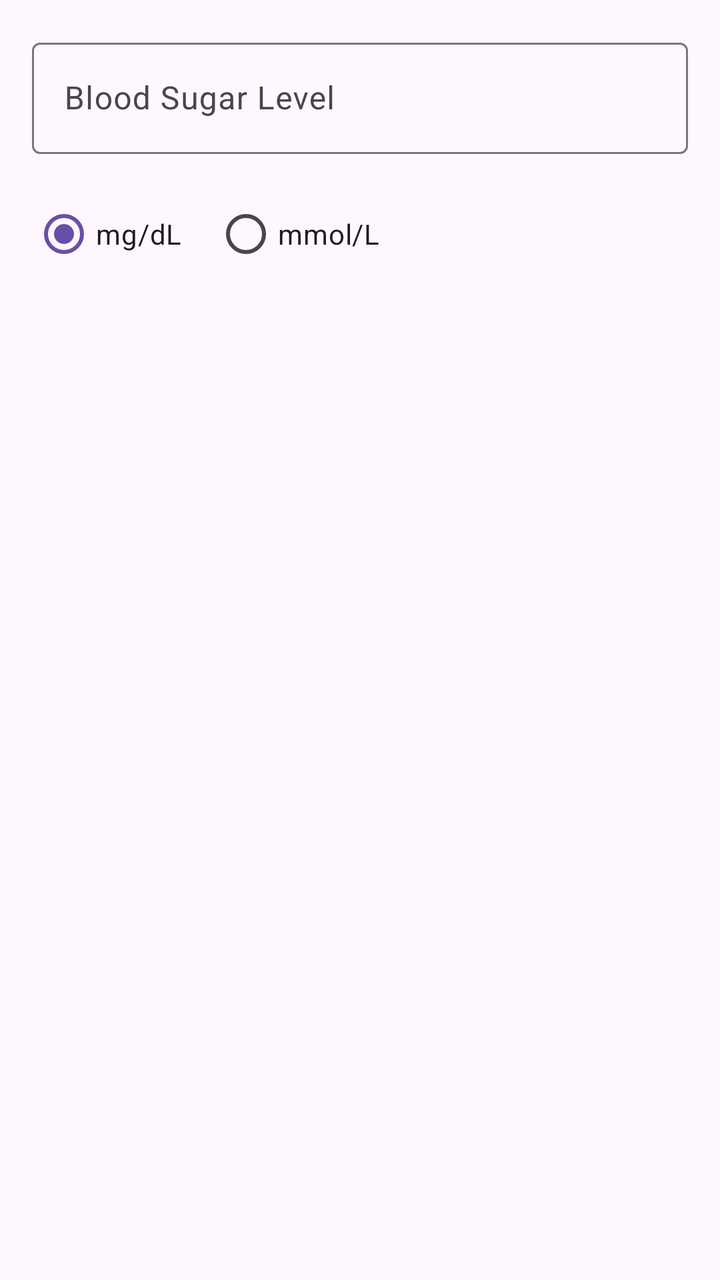
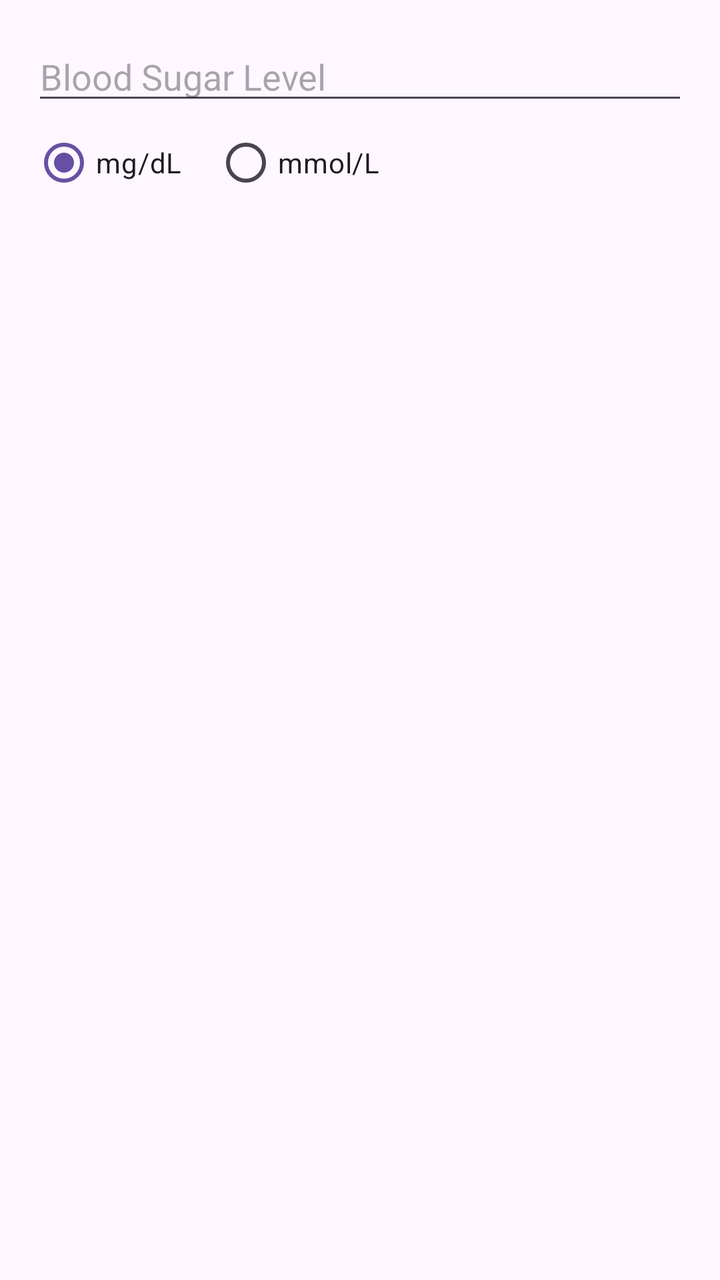

The first picture is an Android layout as it rendered before a commit; the second is the same layout after the commit. The layout source and the unified diff follow.
<!-- AndroidManifest.xml: application theme Theme.Dialog -->
<!-- res/layout/dialog_edit_reading.xml -->
<?xml version="1.0" encoding="utf-8"?>
<LinearLayout xmlns:android="http://schemas.android.com/apk/res/android"
    android:layout_width="match_parent"
    android:layout_height="wrap_content"
    android:orientation="vertical"
    android:padding="16dp">

    <com.google.android.material.textfield.TextInputLayout
        android:layout_width="match_parent"
        android:layout_height="wrap_content"
        android:layout_marginBottom="16dp">

        <EditText
            android:id="@+id/bloodSugarInput"
            android:layout_width="match_parent"
            android:layout_height="wrap_content"
            android:hint="Blood Sugar Level"
            android:inputType="numberDecimal"/>
    </com.google.android.material.textfield.TextInputLayout>

    <RadioGroup
        android:id="@+id/unitGroup"
        android:layout_width="match_parent"
        android:layout_height="wrap_content"
        android:orientation="horizontal">

        <RadioButton
            android:id="@+id/mgdlRadio"
            android:layout_width="wrap_content"
            android:layout_height="wrap_content"
            android:text="mg/dL"
            android:checked="true"
            android:layout_marginEnd="16dp"/>

        <RadioButton
            android:id="@+id/mmolRadio"
            android:layout_width="wrap_content"
            android:layout_height="wrap_content"
            android:text="mmol/L"/>
    </RadioGroup>

</LinearLayout>
<!-- resources referenced by this layout -->
<resources>
  <style name="Theme.Dialog" parent="Base.Theme.Dialog" />
  <style name="Base.Theme.Dialog" parent="Theme.Material3.DayNight.NoActionBar">
          
          
      </style>
</resources>

<!-- the commit's change to res/layout/dialog_edit_reading.xml (unified diff, before → after) -->
@@ -5,18 +5,13 @@
     android:orientation="vertical"
     android:padding="16dp">
 
-    <com.google.android.material.textfield.TextInputLayout
+    <EditText
+        android:id="@+id/readingInput"
         android:layout_width="match_parent"
         android:layout_height="wrap_content"
-        android:layout_marginBottom="16dp">
-
-        <EditText
-            android:id="@+id/bloodSugarInput"
-            android:layout_width="match_parent"
-            android:layout_height="wrap_content"
-            android:hint="Blood Sugar Level"
-            android:inputType="numberDecimal"/>
-    </com.google.android.material.textfield.TextInputLayout>
+        android:inputType="numberDecimal"
+        android:hint="@string/blood_sugar_level_hint"
+        android:autofillHints="bloodSugarLevel" />
 
     <RadioGroup
         android:id="@+id/unitGroup"
@@ -25,18 +20,17 @@
         android:orientation="horizontal">
 
         <RadioButton
-            android:id="@+id/mgdlRadio"
+            android:id="@+id/mgdlUnit"
             android:layout_width="wrap_content"
             android:layout_height="wrap_content"
             android:text="mg/dL"
-            android:checked="true"
-            android:layout_marginEnd="16dp"/>
+            android:checked="true" />
 
         <RadioButton
-            android:id="@+id/mmolRadio"
+            android:id="@+id/mmolUnit"
             android:layout_width="wrap_content"
             android:layout_height="wrap_content"
-            android:text="mmol/L"/>
+            android:text="mmol/L"
+            android:layout_marginStart="16dp" />
     </RadioGroup>
-
 </LinearLayout>
<!-- resource entries referenced after the edit -->
@@ -1,5 +1,6 @@
 <!-- resources referenced by this layout -->
 <resources>
+  <string name="blood_sugar_level_hint">Blood Sugar Level</string>
   <style name="Theme.Dialog" parent="Base.Theme.Dialog" />
   <style name="Base.Theme.Dialog" parent="Theme.Material3.DayNight.NoActionBar">
           
